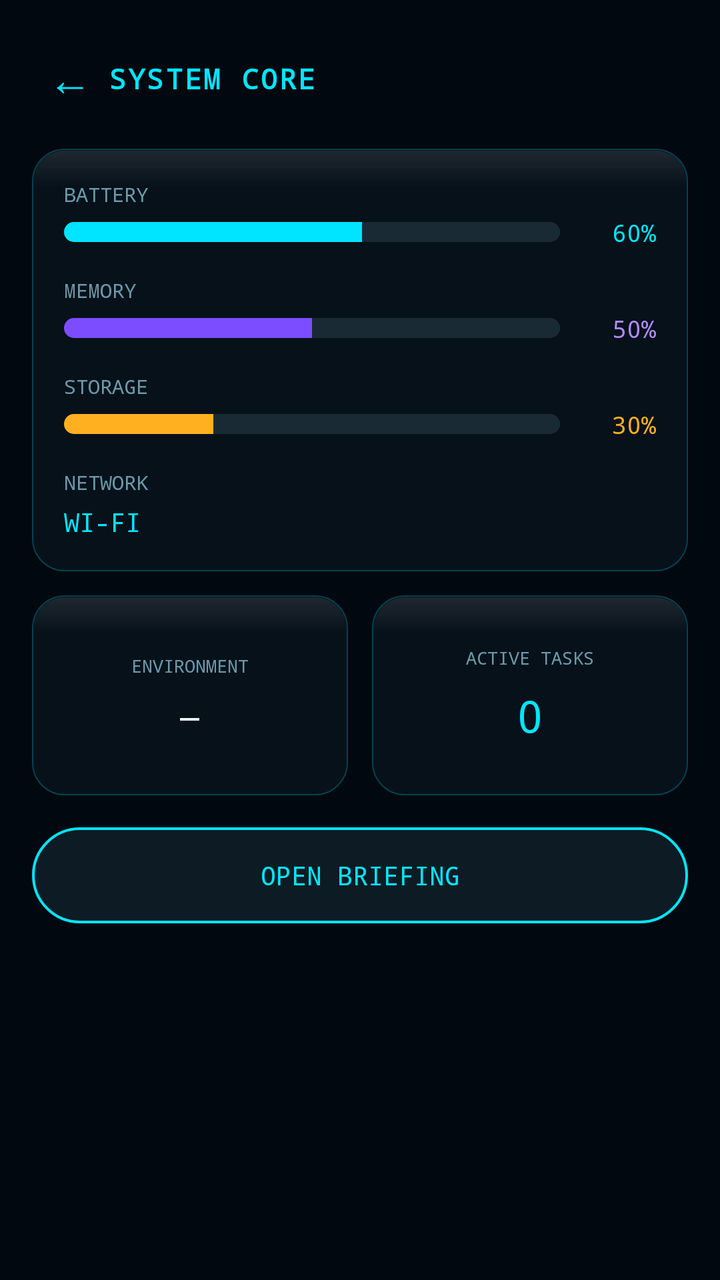
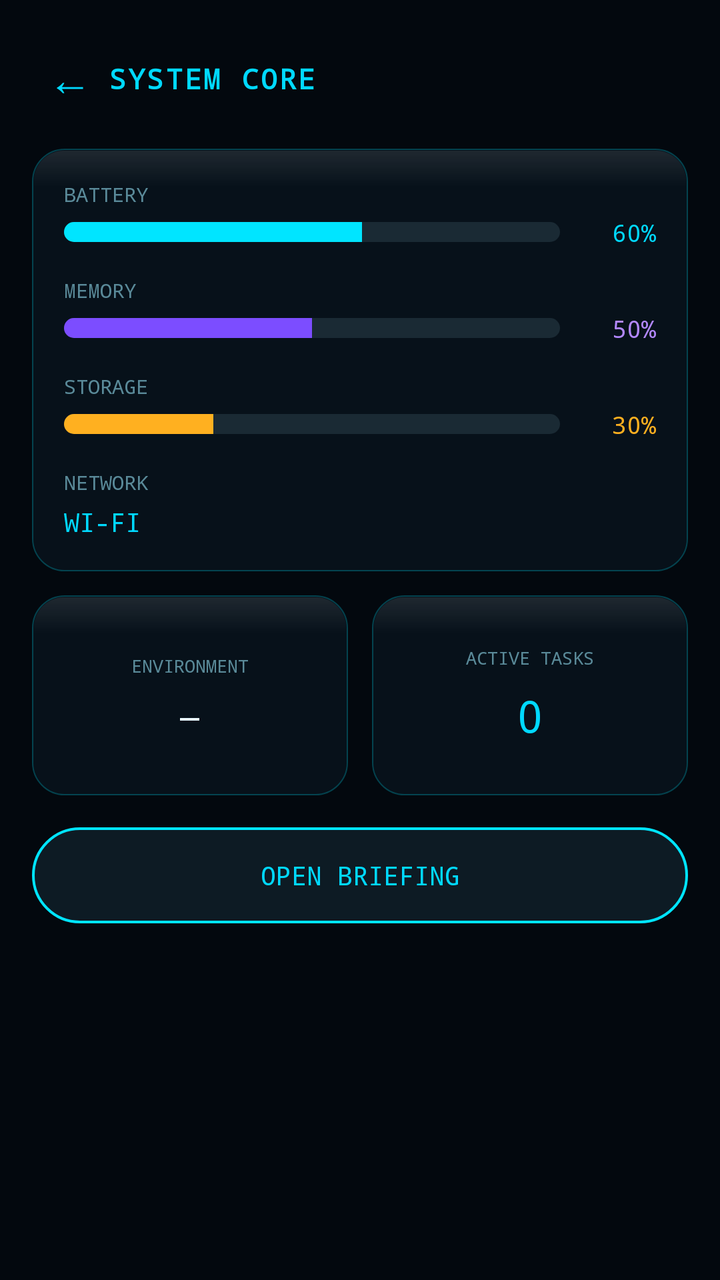

Compare the two renders of this Android layout. The source of the first and the diff that turns it into the second are given below.
<!-- AndroidManifest.xml: activity theme Theme.Jarvis -->
<!-- res/layout/activity_system_core.xml -->
<?xml version="1.0" encoding="utf-8"?>
<ScrollView xmlns:android="http://schemas.android.com/apk/res/android"
    android:layout_width="match_parent"
    android:layout_height="match_parent"
    android:background="#020810"
    android:fillViewport="true">

    <LinearLayout
        android:layout_width="match_parent"
        android:layout_height="wrap_content"
        android:orientation="vertical"
        android:padding="16dp">

        <LinearLayout
            android:layout_width="match_parent"
            android:layout_height="wrap_content"
            android:orientation="horizontal"
            android:gravity="center_vertical">
            <TextView android:id="@+id/btnCoreBack"
                android:layout_width="wrap_content" android:layout_height="wrap_content"
                android:text="←" android:textColor="#00E5FF" android:textSize="22sp"
                android:padding="8dp" />
            <TextView
                android:layout_width="0dp" android:layout_height="wrap_content"
                android:layout_weight="1"
                android:text="SYSTEM CORE"
                android:textColor="#00E5FF" android:textSize="14sp"
                android:textStyle="bold" android:fontFamily="monospace"
                android:letterSpacing="0.08" />
        </LinearLayout>

        <LinearLayout
            android:layout_width="match_parent"
            android:layout_height="wrap_content"
            android:orientation="vertical"
            android:background="@drawable/bg_glass_card"
            android:padding="16dp"
            android:layout_marginTop="12dp">

            <TextView android:layout_width="wrap_content" android:layout_height="wrap_content"
                android:text="BATTERY" android:textColor="#6A9AAB" android:textSize="10sp" android:fontFamily="monospace" />
            <LinearLayout android:layout_width="match_parent" android:layout_height="wrap_content"
                android:orientation="horizontal" android:gravity="center_vertical" android:layout_marginTop="4dp">
                <ProgressBar android:id="@+id/barBattery" style="?android:attr/progressBarStyleHorizontal"
                    android:layout_width="0dp" android:layout_height="10dp" android:layout_weight="1"
                    android:max="100" android:progress="60"
                    android:progressDrawable="@drawable/progress_cyan" />
                <TextView android:id="@+id/txtBatteryPct" android:layout_width="48dp" android:layout_height="wrap_content"
                    android:gravity="end" android:text="60%" android:textColor="#00E5FF" android:textSize="12sp" android:fontFamily="monospace" />
            </LinearLayout>

            <TextView android:layout_width="wrap_content" android:layout_height="wrap_content"
                android:text="MEMORY" android:textColor="#6A9AAB" android:textSize="10sp" android:fontFamily="monospace"
                android:layout_marginTop="14dp" />
            <LinearLayout android:layout_width="match_parent" android:layout_height="wrap_content"
                android:orientation="horizontal" android:gravity="center_vertical" android:layout_marginTop="4dp">
                <ProgressBar android:id="@+id/barMemory" style="?android:attr/progressBarStyleHorizontal"
                    android:layout_width="0dp" android:layout_height="10dp" android:layout_weight="1"
                    android:max="100" android:progress="50"
                    android:progressDrawable="@drawable/progress_purple" />
                <TextView android:id="@+id/txtMemoryPct" android:layout_width="48dp" android:layout_height="wrap_content"
                    android:gravity="end" android:text="50%" android:textColor="#B388FF" android:textSize="12sp" android:fontFamily="monospace" />
            </LinearLayout>

            <TextView android:layout_width="wrap_content" android:layout_height="wrap_content"
                android:text="STORAGE" android:textColor="#6A9AAB" android:textSize="10sp" android:fontFamily="monospace"
                android:layout_marginTop="14dp" />
            <LinearLayout android:layout_width="match_parent" android:layout_height="wrap_content"
                android:orientation="horizontal" android:gravity="center_vertical" android:layout_marginTop="4dp">
                <ProgressBar android:id="@+id/barStorage" style="?android:attr/progressBarStyleHorizontal"
                    android:layout_width="0dp" android:layout_height="10dp" android:layout_weight="1"
                    android:max="100" android:progress="30"
                    android:progressDrawable="@drawable/progress_amber" />
                <TextView android:id="@+id/txtStoragePct" android:layout_width="48dp" android:layout_height="wrap_content"
                    android:gravity="end" android:text="30%" android:textColor="#FFB020" android:textSize="12sp" android:fontFamily="monospace" />
            </LinearLayout>

            <TextView android:layout_width="wrap_content" android:layout_height="wrap_content"
                android:text="NETWORK" android:textColor="#6A9AAB" android:textSize="10sp" android:fontFamily="monospace"
                android:layout_marginTop="14dp" />
            <TextView android:id="@+id/txtNetworkStatus" android:layout_width="match_parent" android:layout_height="wrap_content"
                android:text="WI-FI" android:textColor="#00E5FF" android:textSize="13sp" android:fontFamily="monospace"
                android:layout_marginTop="4dp" />
        </LinearLayout>

        <LinearLayout
            android:layout_width="match_parent"
            android:layout_height="wrap_content"
            android:orientation="horizontal"
            android:layout_marginTop="12dp">

            <LinearLayout android:layout_width="0dp" android:layout_height="100dp" android:layout_weight="1"
                android:orientation="vertical" android:background="@drawable/bg_glass_card"
                android:padding="12dp" android:layout_marginEnd="6dp" android:gravity="center">
                <TextView android:layout_width="wrap_content" android:layout_height="wrap_content"
                    android:text="ENVIRONMENT" android:textColor="#6A9AAB" android:textSize="9sp" android:fontFamily="monospace" />
                <TextView android:id="@+id/txtEnvironment" android:layout_width="wrap_content" android:layout_height="wrap_content"
                    android:text="—" android:textColor="#E8F9FF" android:textSize="16sp" android:fontFamily="monospace"
                    android:layout_marginTop="8dp" />
            </LinearLayout>

            <LinearLayout android:layout_width="0dp" android:layout_height="100dp" android:layout_weight="1"
                android:orientation="vertical" android:background="@drawable/bg_glass_card"
                android:padding="12dp" android:layout_marginStart="6dp" android:gravity="center">
                <TextView android:layout_width="wrap_content" android:layout_height="wrap_content"
                    android:text="ACTIVE TASKS" android:textColor="#6A9AAB" android:textSize="9sp" android:fontFamily="monospace" />
                <TextView android:id="@+id/txtActiveTasks" android:layout_width="wrap_content" android:layout_height="wrap_content"
                    android:text="0" android:textColor="#00E5FF" android:textSize="22sp" android:fontFamily="monospace"
                    android:layout_marginTop="8dp" />
            </LinearLayout>
        </LinearLayout>

        <TextView android:id="@+id/btnCoreBriefing"
            android:layout_width="match_parent" android:layout_height="48dp"
            android:layout_marginTop="16dp"
            android:background="@drawable/bg_talk_button"
            android:gravity="center"
            android:text="OPEN BRIEFING"
            android:textColor="#00E5FF" android:textSize="13sp" android:fontFamily="monospace" />
    </LinearLayout>
</ScrollView>
<!-- resources referenced by this layout -->
<resources>
  <!-- drawable bg_glass_card (drawable) -->
  <?xml version="1.0" encoding="utf-8"?>
  <layer-list xmlns:android="http://schemas.android.com/apk/res/android">
      <item>
          <shape android:shape="rectangle">
              <solid android:color="#AA0A1520" />
              <stroke android:width="0.8dp" android:color="#4000E5FF" />
              <corners android:radius="16dp" />
          </shape>
      </item>
      <item android:gravity="top" android:height="18dp" android:left="1dp" android:right="1dp" android:top="1dp">
          <shape android:shape="rectangle">
              <gradient android:angle="270" android:startColor="#18FFFFFF" android:endColor="#00FFFFFF" />
              <corners android:topLeftRadius="15dp" android:topRightRadius="15dp" />
          </shape>
      </item>
  </layer-list>
  <!-- drawable bg_talk_button (drawable) -->
  <?xml version="1.0" encoding="utf-8"?>
  <shape xmlns:android="http://schemas.android.com/apk/res/android" android:shape="rectangle">
      <solid android:color="#0D1B24" />
      <stroke android:width="1.2dp" android:color="#00E5FF" />
      <corners android:radius="28dp" />
  </shape>
  <!-- drawable progress_amber (drawable) -->
  <?xml version="1.0" encoding="utf-8"?>
  <layer-list xmlns:android="http://schemas.android.com/apk/res/android">
      <item android:id="@android:id/background">
          <shape><solid android:color="#1A2A34"/><corners android:radius="6dp"/></shape>
      </item>
      <item android:id="@android:id/progress">
          <clip>
              <shape><solid android:color="#FFB020"/><corners android:radius="6dp"/></shape>
          </clip>
      </item>
  </layer-list>
  <!-- drawable progress_cyan (drawable) -->
  <?xml version="1.0" encoding="utf-8"?>
  <layer-list xmlns:android="http://schemas.android.com/apk/res/android">
      <item android:id="@android:id/background">
          <shape><solid android:color="#1A2A34"/><corners android:radius="6dp"/></shape>
      </item>
      <item android:id="@android:id/progress">
          <clip>
              <shape><solid android:color="#00E5FF"/><corners android:radius="6dp"/></shape>
          </clip>
      </item>
  </layer-list>
  <!-- drawable progress_purple (drawable) -->
  <?xml version="1.0" encoding="utf-8"?>
  <layer-list xmlns:android="http://schemas.android.com/apk/res/android">
      <item android:id="@android:id/background">
          <shape><solid android:color="#1A2A34"/><corners android:radius="6dp"/></shape>
      </item>
      <item android:id="@android:id/progress">
          <clip>
              <shape><solid android:color="#7C4DFF"/><corners android:radius="6dp"/></shape>
          </clip>
      </item>
  </layer-list>
  <style name="Theme.Jarvis" parent="Theme.AppCompat.NoActionBar">
          <item name="android:statusBarColor">#03080E</item>
          <item name="android:navigationBarColor">#03080E</item>
          <item name="android:windowBackground">#03080E</item>
          <item name="android:windowDrawsSystemBarBackgrounds">true</item>
          <item name="android:windowLightStatusBar">false</item>
          <item name="android:windowTranslucentStatus">false</item>
          <item name="android:windowTranslucentNavigation">false</item>
  
          <item name="colorPrimary">#00D9FF</item>
          <item name="colorPrimaryDark">#03080E</item>
          <item name="colorAccent">#FFAA00</item>
  
          <item name="android:colorBackground">#03080E</item>
          <item name="android:textColorPrimary">#B8ECFF</item>
          <item name="android:textColorSecondary">#5A8A99</item>
      </style>
</resources>

<!-- the commit's change to res/layout/activity_system_core.xml (unified diff, before → after) -->
@@ -2,7 +2,7 @@
 <ScrollView xmlns:android="http://schemas.android.com/apk/res/android"
     android:layout_width="match_parent"
     android:layout_height="match_parent"
-    android:background="#020810"
+    android:background="#03080E"
     android:fillViewport="true">
 
     <LinearLayout
@@ -18,13 +18,13 @@
             android:gravity="center_vertical">
             <TextView android:id="@+id/btnCoreBack"
                 android:layout_width="wrap_content" android:layout_height="wrap_content"
-                android:text="←" android:textColor="#00E5FF" android:textSize="22sp"
+                android:text="←" android:textColor="#00D9FF" android:textSize="22sp"
                 android:padding="8dp" />
             <TextView
                 android:layout_width="0dp" android:layout_height="wrap_content"
                 android:layout_weight="1"
                 android:text="SYSTEM CORE"
-                android:textColor="#00E5FF" android:textSize="14sp"
+                android:textColor="#00D9FF" android:textSize="14sp"
                 android:textStyle="bold" android:fontFamily="monospace"
                 android:letterSpacing="0.08" />
         </LinearLayout>
@@ -38,7 +38,7 @@
             android:layout_marginTop="12dp">
 
             <TextView android:layout_width="wrap_content" android:layout_height="wrap_content"
-                android:text="BATTERY" android:textColor="#6A9AAB" android:textSize="10sp" android:fontFamily="monospace" />
+                android:text="BATTERY" android:textColor="#5A8A99" android:textSize="10sp" android:fontFamily="monospace" />
             <LinearLayout android:layout_width="match_parent" android:layout_height="wrap_content"
                 android:orientation="horizontal" android:gravity="center_vertical" android:layout_marginTop="4dp">
                 <ProgressBar android:id="@+id/barBattery" style="?android:attr/progressBarStyleHorizontal"
@@ -46,11 +46,11 @@
                     android:max="100" android:progress="60"
                     android:progressDrawable="@drawable/progress_cyan" />
                 <TextView android:id="@+id/txtBatteryPct" android:layout_width="48dp" android:layout_height="wrap_content"
-                    android:gravity="end" android:text="60%" android:textColor="#00E5FF" android:textSize="12sp" android:fontFamily="monospace" />
+                    android:gravity="end" android:text="60%" android:textColor="#00D9FF" android:textSize="12sp" android:fontFamily="monospace" />
             </LinearLayout>
 
             <TextView android:layout_width="wrap_content" android:layout_height="wrap_content"
-                android:text="MEMORY" android:textColor="#6A9AAB" android:textSize="10sp" android:fontFamily="monospace"
+                android:text="MEMORY" android:textColor="#5A8A99" android:textSize="10sp" android:fontFamily="monospace"
                 android:layout_marginTop="14dp" />
             <LinearLayout android:layout_width="match_parent" android:layout_height="wrap_content"
                 android:orientation="horizontal" android:gravity="center_vertical" android:layout_marginTop="4dp">
@@ -63,7 +63,7 @@
             </LinearLayout>
 
             <TextView android:layout_width="wrap_content" android:layout_height="wrap_content"
-                android:text="STORAGE" android:textColor="#6A9AAB" android:textSize="10sp" android:fontFamily="monospace"
+                android:text="STORAGE" android:textColor="#5A8A99" android:textSize="10sp" android:fontFamily="monospace"
                 android:layout_marginTop="14dp" />
             <LinearLayout android:layout_width="match_parent" android:layout_height="wrap_content"
                 android:orientation="horizontal" android:gravity="center_vertical" android:layout_marginTop="4dp">
@@ -76,10 +76,10 @@
             </LinearLayout>
 
             <TextView android:layout_width="wrap_content" android:layout_height="wrap_content"
-                android:text="NETWORK" android:textColor="#6A9AAB" android:textSize="10sp" android:fontFamily="monospace"
+                android:text="NETWORK" android:textColor="#5A8A99" android:textSize="10sp" android:fontFamily="monospace"
                 android:layout_marginTop="14dp" />
             <TextView android:id="@+id/txtNetworkStatus" android:layout_width="match_parent" android:layout_height="wrap_content"
-                android:text="WI-FI" android:textColor="#00E5FF" android:textSize="13sp" android:fontFamily="monospace"
+                android:text="WI-FI" android:textColor="#00D9FF" android:textSize="13sp" android:fontFamily="monospace"
                 android:layout_marginTop="4dp" />
         </LinearLayout>
 
@@ -93,7 +93,7 @@
                 android:orientation="vertical" android:background="@drawable/bg_glass_card"
                 android:padding="12dp" android:layout_marginEnd="6dp" android:gravity="center">
                 <TextView android:layout_width="wrap_content" android:layout_height="wrap_content"
-                    android:text="ENVIRONMENT" android:textColor="#6A9AAB" android:textSize="9sp" android:fontFamily="monospace" />
+                    android:text="ENVIRONMENT" android:textColor="#5A8A99" android:textSize="9sp" android:fontFamily="monospace" />
                 <TextView android:id="@+id/txtEnvironment" android:layout_width="wrap_content" android:layout_height="wrap_content"
                     android:text="—" android:textColor="#E8F9FF" android:textSize="16sp" android:fontFamily="monospace"
                     android:layout_marginTop="8dp" />
@@ -103,9 +103,9 @@
                 android:orientation="vertical" android:background="@drawable/bg_glass_card"
                 android:padding="12dp" android:layout_marginStart="6dp" android:gravity="center">
                 <TextView android:layout_width="wrap_content" android:layout_height="wrap_content"
-                    android:text="ACTIVE TASKS" android:textColor="#6A9AAB" android:textSize="9sp" android:fontFamily="monospace" />
+                    android:text="ACTIVE TASKS" android:textColor="#5A8A99" android:textSize="9sp" android:fontFamily="monospace" />
                 <TextView android:id="@+id/txtActiveTasks" android:layout_width="wrap_content" android:layout_height="wrap_content"
-                    android:text="0" android:textColor="#00E5FF" android:textSize="22sp" android:fontFamily="monospace"
+                    android:text="0" android:textColor="#00D9FF" android:textSize="22sp" android:fontFamily="monospace"
                     android:layout_marginTop="8dp" />
             </LinearLayout>
         </LinearLayout>
@@ -116,6 +116,6 @@
             android:background="@drawable/bg_talk_button"
             android:gravity="center"
             android:text="OPEN BRIEFING"
-            android:textColor="#00E5FF" android:textSize="13sp" android:fontFamily="monospace" />
+            android:textColor="#00D9FF" android:textSize="13sp" android:fontFamily="monospace" />
     </LinearLayout>
 </ScrollView>
